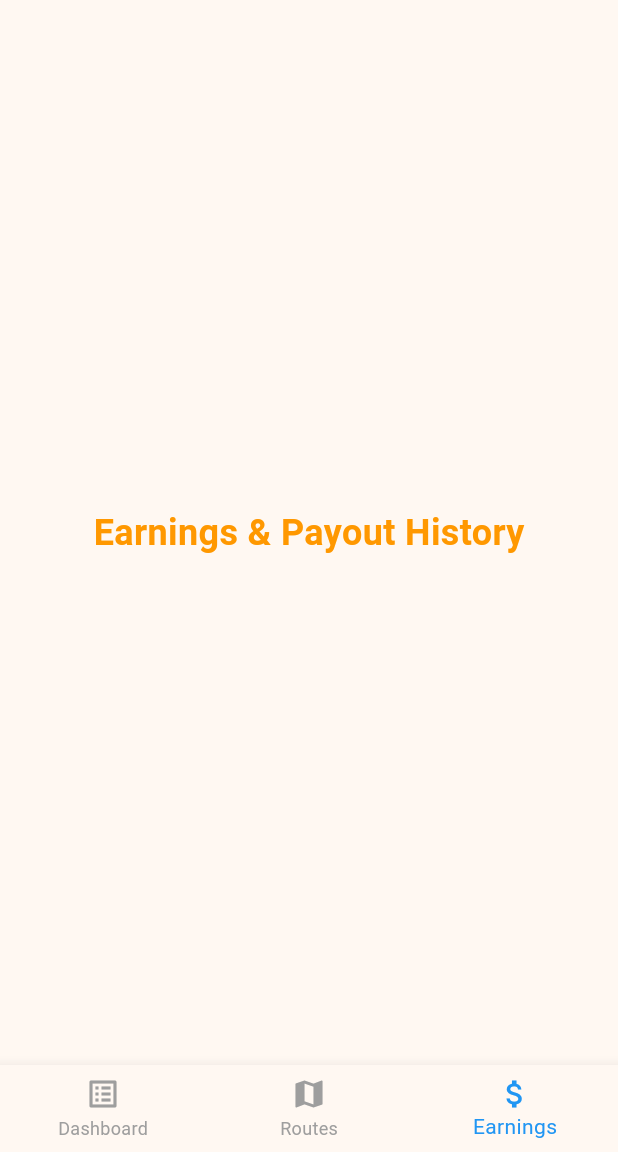
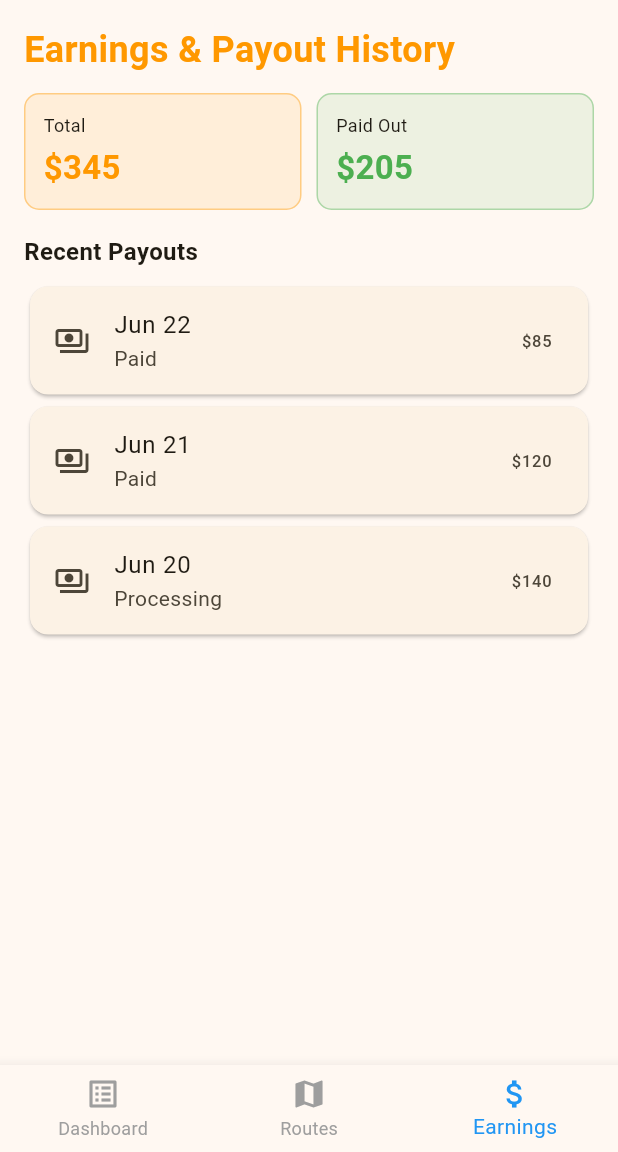
Before and after one commit to Toddchild/ggg_app, a Flutter app: the screen it shows after launch, item 3 of the bottom bar chosen, on a phone screen of 412 x 824 dp, the part 84-1236 px from its top. Run offline on Flutter 3.47's test engine with Material 3 defaults, Android fonts, the phone set to English and light mode, and no system bars; our stand-ins replace camera, cloud_firestore, file_picker, firebase_auth, firebase_core, geolocator and 2 more; accounts and stored records are empty.

Commit message:
feat: implement contractor routes/earnings UI and api service behavior

```diff
--- a/lib/screens/contractor/earnings_screen.dart
+++ b/lib/screens/contractor/earnings_screen.dart
@@ -3,14 +3,118 @@ import 'package:flutter/material.dart';
 class EarningsScreen extends StatelessWidget {
   const EarningsScreen({super.key});
 
+  static const List<_Payout> _payouts = [
+    _Payout(date: 'Jun 22', amount: 85.0, status: 'Paid'),
+    _Payout(date: 'Jun 21', amount: 120.0, status: 'Paid'),
+    _Payout(date: 'Jun 20', amount: 140.0, status: 'Processing'),
+  ];
+
   @override
   Widget build(BuildContext context) {
-    return const Center(
-      child: Text(
-        'Earnings & Payout History',
-        style: TextStyle(
-            fontSize: 24, fontWeight: FontWeight.bold, color: Colors.orange),
+    final total = _payouts.fold<double>(0, (sum, item) => sum + item.amount);
+    final paid = _payouts
+        .where((item) => item.status == 'Paid')
+        .fold<double>(0, (sum, item) => sum + item.amount);
+
+    return ListView(
+      padding: const EdgeInsets.all(16),
+      children: [
+        const Text(
+          'Earnings & Payout History',
+          style: TextStyle(
+            fontSize: 24,
+            fontWeight: FontWeight.bold,
+            color: Colors.orange,
+          ),
+        ),
+        const SizedBox(height: 12),
+        Row(
+          children: [
+            Expanded(
+              child: _SummaryCard(
+                label: 'Total',
+                value: '\$${total.toStringAsFixed(0)}',
+                color: Colors.orange,
+              ),
+            ),
+            const SizedBox(width: 10),
+            Expanded(
+              child: _SummaryCard(
+                label: 'Paid Out',
+                value: '\$${paid.toStringAsFixed(0)}',
+                color: Colors.green,
+              ),
+            ),
+          ],
+        ),
+        const SizedBox(height: 16),
+        const Text(
+          'Recent Payouts',
+          style: TextStyle(fontSize: 16, fontWeight: FontWeight.w700),
+        ),
+        const SizedBox(height: 8),
+        ..._payouts.map(
+          (item) => Card(
+            child: ListTile(
+              leading: const Icon(Icons.payments_outlined),
+              title: Text(item.date),
+              subtitle: Text(item.status),
+              trailing: Text('\$${item.amount.toStringAsFixed(0)}'),
+            ),
+          ),
+        ),
+      ],
+    );
+  }
+}
+
+class _SummaryCard extends StatelessWidget {
+  final String label;
+  final String value;
+  final Color color;
+
+  const _SummaryCard({
+    required this.label,
+    required this.value,
+    required this.color,
+  });
+
+  @override
+  Widget build(BuildContext context) {
+    return Container(
+      padding: const EdgeInsets.all(12),
+      decoration: BoxDecoration(
+        color: color.withOpacity(0.1),
+        borderRadius: BorderRadius.circular(10),
+        border: Border.all(color: color.withOpacity(0.4)),
+      ),
+      child: Column(
+        crossAxisAlignment: CrossAxisAlignment.start,
+        children: [
+          Text(label, style: const TextStyle(fontSize: 12)),
+          const SizedBox(height: 4),
+          Text(
+            value,
+            style: TextStyle(
+              fontSize: 22,
+              fontWeight: FontWeight.bold,
+              color: color,
+            ),
+          ),
+        ],
       ),
     );
   }
 }
+
+class _Payout {
+  final String date;
+  final double amount;
+  final String status;
+
+  const _Payout({
+    required this.date,
+    required this.amount,
+    required this.status,
+  });
+}
```
Also changed, not shown: lib/screens/contractor/routes_screen.dart (+84 -6 lines), lib/services/api_service.dart (+51 -3 lines), 1 other file.
